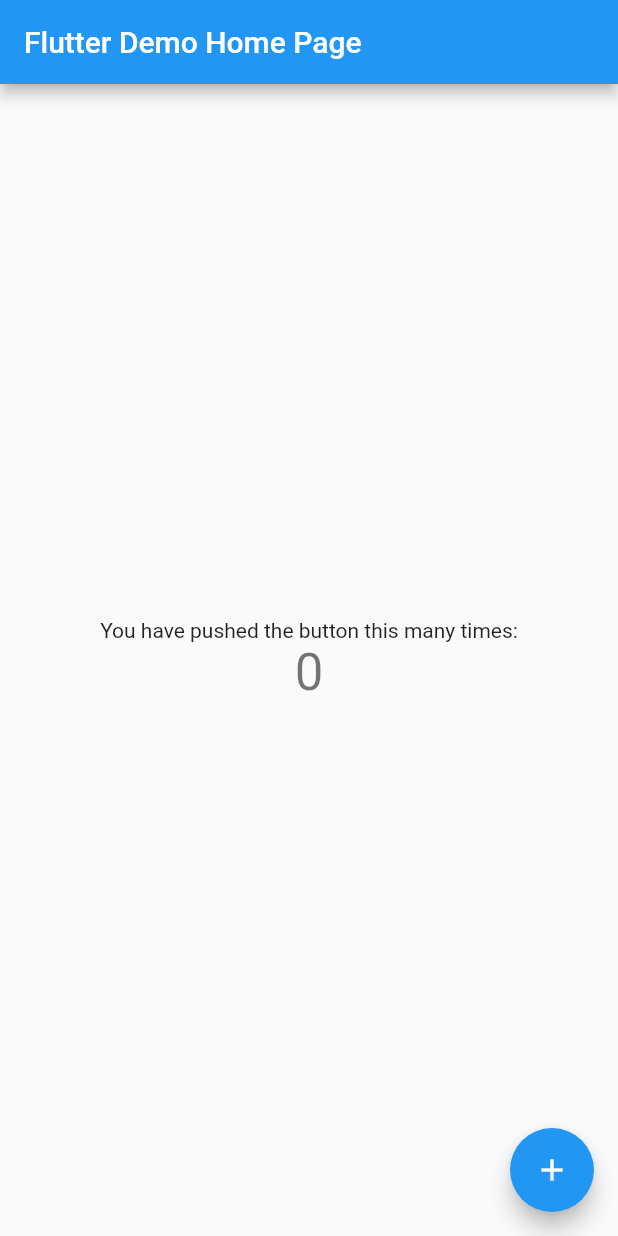
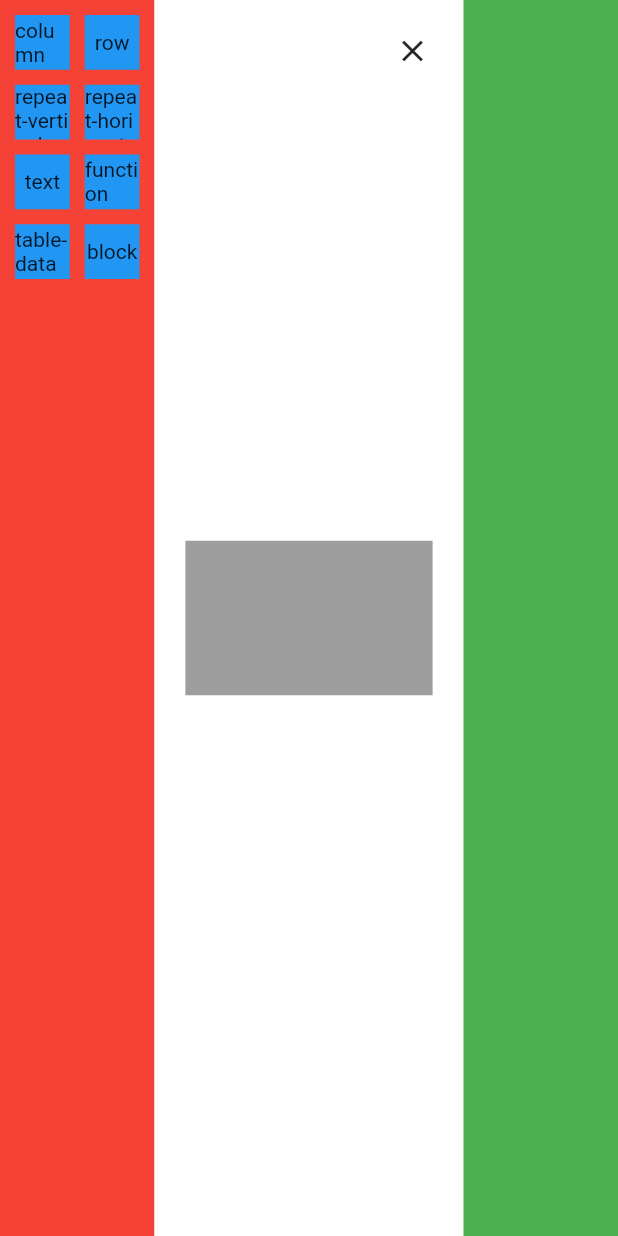
Before and after one commit to ToyamaLab/SSFlow, a Flutter app: the screen it shows after launch, on a phone screen of 412 x 824 dp. Run offline on Flutter 3.47's test engine with Material 2 defaults, Android fonts, the phone set to English and light mode, and no system bars.

Commit message:
issue-1 feat: Add home page and 3 areas
issue-1 bug: remove failed tests

```diff
--- a/lib/main.dart
+++ b/lib/main.dart
@@ -1,113 +1,22 @@
 import 'package:flutter/material.dart';
 
+import 'pages/home_page/home_page.dart';
+
 void main() {
-  runApp(MyApp());
+  runApp(SSFlow());
 }
 
-class MyApp extends StatelessWidget {
-  // This widget is the root of your application.
+class SSFlow extends StatelessWidget {
   @override
   Widget build(BuildContext context) {
     return MaterialApp(
-      title: 'Flutter Demo',
+      title: 'SSFlow',
       theme: ThemeData(
-        // This is the theme of your application.
-        //
-        // Try running your application with "flutter run". You'll see the
-        // application has a blue toolbar. Then, without quitting the app, try
-        // changing the primarySwatch below to Colors.green and then invoke
-        // "hot reload" (press "r" in the console where you ran "flutter run",
-        // or simply save your changes to "hot reload" in a Flutter IDE).
-        // Notice that the counter didn't reset back to zero; the application
-        // is not restarted.
         primarySwatch: Colors.blue,
       ),
-      home: MyHomePage(title: 'Flutter Demo Home Page'),
+      home: Scaffold(
+        body: HomePage(),
+      ),
     );
   }
 }
-
-class MyHomePage extends StatefulWidget {
-  MyHomePage({Key? key, required this.title}) : super(key: key);
-
-  // This widget is the home page of your application. It is stateful, meaning
-  // that it has a State object (defined below) that contains fields that affect
-  // how it looks.
-
-  // This class is the configuration for the state. It holds the values (in this
-  // case the title) provided by the parent (in this case the App widget) and
-  // used by the build method of the State. Fields in a Widget subclass are
-  // always marked "final".
-
-  final String title;
-
-  @override
-  _MyHomePageState createState() => _MyHomePageState();
-}
-
-class _MyHomePageState extends State<MyHomePage> {
-  int _counter = 0;
-
-  void _incrementCounter() {
-    setState(() {
-      // This call to setState tells the Flutter framework that something has
-      // changed in this State, which causes it to rerun the build method below
-      // so that the display can reflect the updated values. If we changed
-      // _counter without calling setState(), then the build method would not be
-      // called again, and so nothing would appear to happen.
-      _counter++;
-    });
-  }
-
-  @override
-  Widget build(BuildContext context) {
-    // This method is rerun every time setState is called, for instance as done
-    // by the _incrementCounter method above.
-    //
-    // The Flutter framework has been optimized to make rerunning build methods
-    // fast, so that you can just rebuild anything that needs updating rather
-    // than having to individually change instances of widgets.
-    return Scaffold(
-      appBar: AppBar(
-        // Here we take the value from the MyHomePage object that was created by
-        // the App.build method, and use it to set our appbar title.
-        title: Text(widget.title),
-      ),
-      body: Center(
-        // Center is a layout widget. It takes a single child and positions it
-        // in the middle of the parent.
-        child: Column(
-          // Column is also a layout widget. It takes a list of children and
-          // arranges them vertically. By default, it sizes itself to fit its
-          // children horizontally, and tries to be as tall as its parent.
-          //
-          // Invoke "debug painting" (press "p" in the console, choose the
-          // "Toggle Debug Paint" action from the Flutter Inspector in Android
-          // Studio, or the "Toggle Debug Paint" command in Visual Studio Code)
-          // to see the wireframe for each widget.
-          //
-          // Column has various properties to control how it sizes itself and
-          // how it positions its children. Here we use mainAxisAlignment to
-          // center the children vertically; the main axis here is the vertical
-          // axis because Columns are vertical (the cross axis would be
-          // horizontal).
-          mainAxisAlignment: MainAxisAlignment.center,
-          children: <Widget>[
-            Text(
-              'You have pushed the button this many times:',
-            ),
-            Text(
-              '$_counter',
-              style: Theme.of(context).textTheme.headline4,
-            ),
-          ],
-        ),
-      ),
-      floatingActionButton: FloatingActionButton(
-        onPressed: _incrementCounter,
-        tooltip: 'Increment',
-        child: Icon(Icons.add),
-      ), // This trailing comma makes auto-formatting nicer fox build methods.
-    );
-  }
-}
--- /dev/null
+++ b/lib/pages/home_page/attribute_area/attribute_area.dart
@@ -0,0 +1,18 @@
+import 'package:flutter/material.dart';
+
+class AttributeArea extends StatelessWidget {
+  AttributeArea(
+    this.width, {
+    Key? key,
+  }) : super(key: key);
+
+  final double width;
+
+  @override
+  Widget build(BuildContext context) {
+    return Container(
+      width: this.width,
+      color: Colors.green,
+    );
+  }
+}
--- /dev/null
+++ b/lib/pages/home_page/canvas_area/canvas_area.dart
@@ -0,0 +1,148 @@
+import 'package:flutter/material.dart';
+import 'package:ssflow/enum/layout_type.dart';
+import 'package:ssflow/models/tfe_map.dart';
+
+class CanvasArea extends StatefulWidget {
+  CanvasArea(
+    this.width, {
+    Key? key,
+  }) : super(key: key);
+
+  final double width;
+
+  @override
+  _CanvasAreaState createState() => _CanvasAreaState();
+}
+
+class _CanvasAreaState extends State<CanvasArea> {
+  String acceptedData = 'none';
+  TFEMap map = TFEMap();
+  List<Widget> canvasWidgets = <Widget>[];
+
+  void createTFEMap(String l) {
+    TFEMap newMap = {l: null};
+    map.addAll(newMap);
+  }
+
+  void clearCanvas() {
+    map.clear();
+    canvasWidgets.clear();
+  }
+
+  void addToCanvas(String l) {
+    L type = l.toLayoutType!;
+    Widget? newWidget;
+
+    Widget sizedContainer(
+      double width,
+      double height, {
+      double? opacity,
+    }) {
+      return Container(
+        width: width,
+        height: height,
+        decoration: BoxDecoration(
+          border: Border.all(color: Colors.black),
+          color: opacity != null
+              ? Colors.green.withOpacity(opacity)
+              : Colors.green,
+        ),
+        child: Center(
+          child: Text(type.value),
+        ),
+      );
+    }
+
+    Widget sizedDraggable(double width, double height) {
+      return Draggable(
+        data: type.value,
+        child: sizedContainer(width, height, opacity: 0.7),
+        feedback: Material(
+          child: sizedContainer(width, height, opacity: 0.8),
+        ),
+        childWhenDragging: sizedContainer(width, height, opacity: 0.2),
+      );
+    }
+
+    switch (type) {
+      case L.column:
+        newWidget = sizedDraggable(50, 100);
+        break;
+      case L.row:
+        newWidget = sizedDraggable(100, 50);
+        break;
+      case L.repeatVertical:
+        newWidget = sizedDraggable(50, 100);
+        break;
+      case L.repeatHorizontal:
+        newWidget = sizedDraggable(100, 50);
+        break;
+      case L.text:
+        newWidget = sizedDraggable(100, 100);
+        break;
+      case L.function:
+        newWidget = sizedDraggable(100, 100);
+        break;
+      case L.tableData:
+        newWidget = sizedDraggable(100, 100);
+        break;
+      case L.block:
+        newWidget = sizedDraggable(100, 100);
+        break;
+    }
+
+    canvasWidgets.add(newWidget);
+  }
+
+  @override
+  Widget build(BuildContext context) {
+    return Container(
+      width: this.widget.width,
+      color: Colors.white,
+      child: Stack(
+        children: [
+          Positioned(
+            top: 10.0,
+            right: 10.0,
+            child: IconButton(
+              icon: Icon(Icons.clear),
+              onPressed: () {
+                setState(() {
+                  clearCanvas();
+                });
+              },
+            ),
+          ),
+          DragTarget(
+            builder: (
+              BuildContext context,
+              List<Object?> accepted,
+              List<dynamic> rejectedData,
+            ) {
+              return Center(
+                child: Container(
+                  width: this.widget.width * 0.8,
+                  height: this.widget.width * 0.5,
+                  color: Colors.grey,
+                  child: SingleChildScrollView(
+                    scrollDirection: Axis.horizontal,
+                    child: Row(
+                      children: canvasWidgets,
+                    ),
+                  ),
+                ),
+              );
+            },
+            onAccept: (String layoutValue) {
+              setState(() {
+                acceptedData = layoutValue;
+                createTFEMap(layoutValue);
+                addToCanvas(layoutValue);
+              });
+            },
+          ),
+        ],
+      ),
+    );
+  }
+}
--- /dev/null
+++ b/lib/pages/home_page/home_page.dart
@@ -0,0 +1,27 @@
+import 'package:flutter/material.dart';
+
+import 'attribute_area/attribute_area.dart';
+import 'canvas_area/canvas_area.dart';
+import 'widget_area/widget_area.dart';
+
+class HomePage extends StatefulWidget {
+  HomePage({Key? key}) : super(key: key);
+
+  @override
+  _HomePageState createState() => _HomePageState();
+}
+
+class _HomePageState extends State<HomePage> {
+  @override
+  Widget build(BuildContext context) {
+    final double width = MediaQuery.of(context).size.width;
+    final quarterWidth = width / 4;
+    return Row(
+      children: [
+        WidgetArea(1 * quarterWidth),
+        CanvasArea(2 * quarterWidth),
+        AttributeArea(1 * quarterWidth),
+      ],
+    );
+  }
+}
--- /dev/null
+++ b/lib/pages/home_page/widget_area/widget_area.dart
@@ -0,0 +1,39 @@
+import 'package:flutter/material.dart';
+
+import '_widget_area.dart';
+
+class WidgetArea extends StatelessWidget {
+  WidgetArea(
+    this.width, {
+    Key? key,
+  }) : super(key: key);
+
+  final double width;
+
+  @override
+  Widget build(BuildContext context) {
+    return Material(
+      child: Container(
+        width: width,
+        color: Colors.red,
+        child: GridView.count(
+          primary: false,
+          padding: const EdgeInsets.all(10.0),
+          crossAxisSpacing: 10.0,
+          mainAxisSpacing: 10.0,
+          crossAxisCount: 2,
+          children: [
+            ColumnWidget(),
+            RowWidget(),
+            RepeatVerticalWidget(),
+            RepeatHorizontalWidget(),
+            TextWidget(),
+            FunctionWidget(),
+            TableDataWidget(),
+            BlockWidget(),
+          ],
+        ),
+      ),
+    );
+  }
+}
```
Also changed, not shown: 1 other file.
